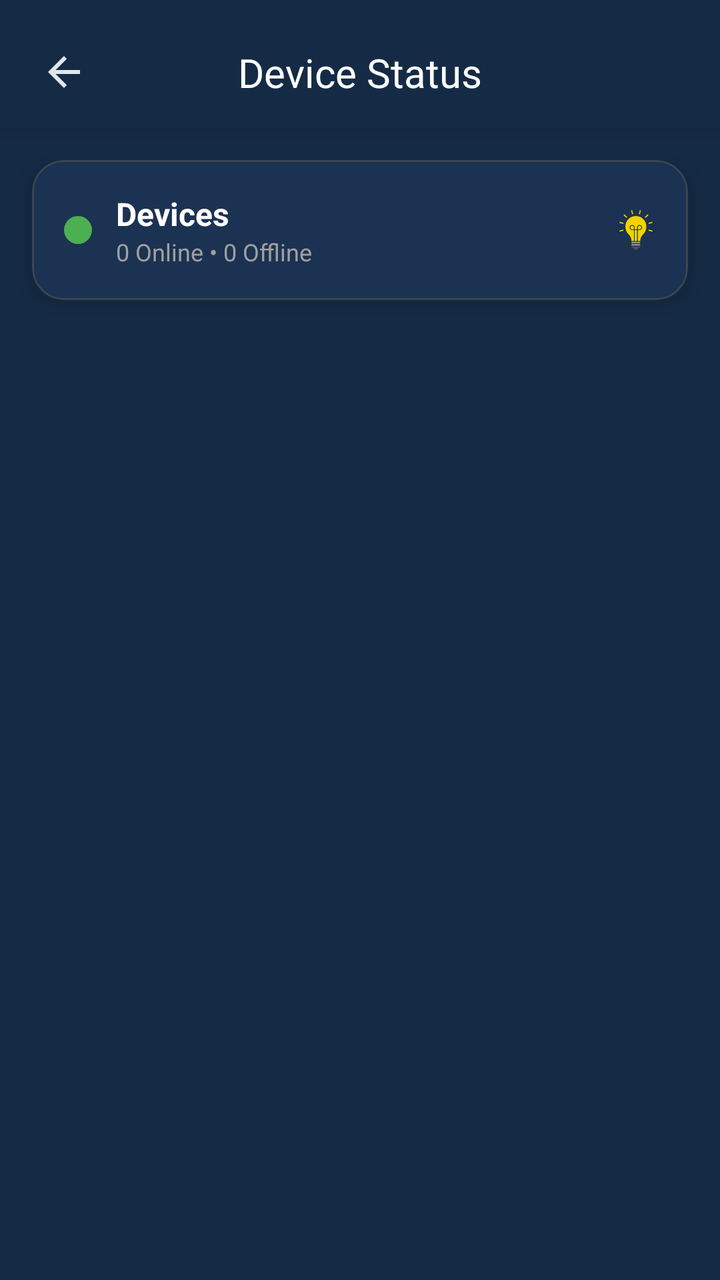
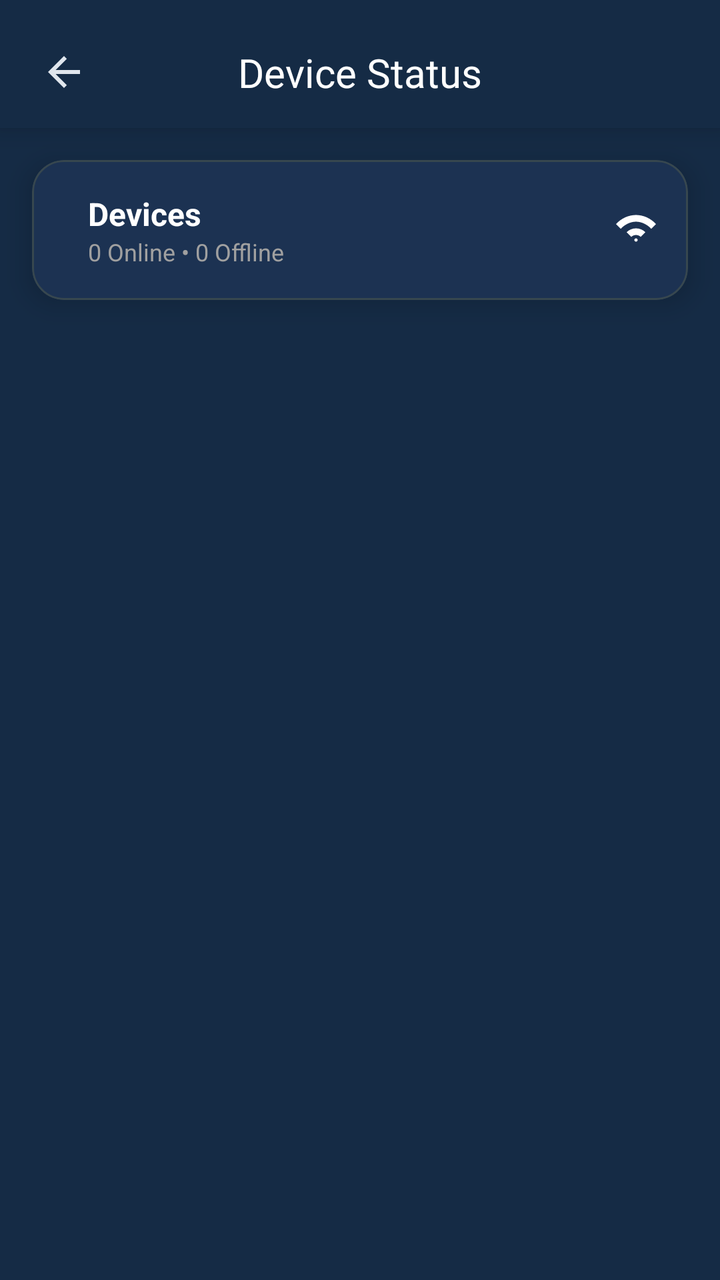

The first picture is an Android layout as it rendered before a commit; the second is the same layout after the commit. The layout source and the unified diff follow.
<!-- AndroidManifest.xml: application theme AppTheme -->
<!-- res/layout/fragment_device_status.xml -->
<?xml version="1.0" encoding="utf-8"?>
<androidx.constraintlayout.widget.ConstraintLayout
    xmlns:android="http://schemas.android.com/apk/res/android"
    xmlns:app="http://schemas.android.com/apk/res-auto"
    xmlns:tools="http://schemas.android.com/tools"

    android:layout_width="match_parent"
    android:layout_height="match_parent"
    android:background="@color/background_color"
    tools:context=".ui.tabs.settings.device.DeviceStatusFragment">

    
    <androidx.constraintlayout.widget.ConstraintLayout
        android:id="@+id/headerContainer"
        android:layout_width="match_parent"
        android:layout_height="wrap_content"
        android:paddingHorizontal="16dp"
        android:paddingTop="20dp"
        android:paddingBottom="12dp"
        android:background="@color/background_color"
        android:elevation="8dp"
        app:layout_constraintTop_toTopOf="parent">

        
        <ImageView
            android:id="@+id/btnBack"
            android:layout_width="32dp"
            android:layout_height="32dp"
            android:src="@drawable/ic_back"
            android:scaleType="center"
            app:tint="?attr/colorOnSurface"
            android:clickable="true"
            android:focusable="true"
            app:layout_constraintTop_toTopOf="parent"
            app:layout_constraintBottom_toBottomOf="parent"
            app:layout_constraintStart_toStartOf="parent"/>

        
        <TextView
            android:id="@+id/tvTitle"
            style="@style/TextAppearance.Aqua.EditProfileTitle"
            android:layout_width="wrap_content"
            android:layout_height="wrap_content"
            android:text="Device Status"
            app:layout_constraintTop_toTopOf="parent"
            app:layout_constraintBottom_toBottomOf="parent"
            app:layout_constraintStart_toStartOf="parent"
            app:layout_constraintEnd_toEndOf="parent"/>
    </androidx.constraintlayout.widget.ConstraintLayout>

    
    <com.google.android.material.card.MaterialCardView
        android:id="@+id/cardSummary"
        android:layout_width="0dp"
        android:layout_height="wrap_content"
        android:layout_marginStart="16dp"
        android:layout_marginTop="16dp"
        android:layout_marginEnd="16dp"
        style="@style/Widget.Aqua.CardStyles"
        app:layout_constraintTop_toBottomOf="@id/headerContainer"
        app:layout_constraintStart_toStartOf="parent"
        app:layout_constraintEnd_toEndOf="parent">

        <LinearLayout
            android:layout_width="match_parent"
            android:layout_height="wrap_content"
            android:orientation="horizontal"
            android:gravity="center_vertical"
            android:padding="16dp">

            
            <View
                android:id="@+id/viewSummaryDot"
                android:layout_width="14dp"
                android:layout_height="14dp"
                android:background="@drawable/bg_online_dot"/>

            <LinearLayout
                android:layout_width="0dp"
                android:layout_height="wrap_content"
                android:layout_weight="1"
                android:layout_marginStart="12dp"
                android:orientation="vertical">

                <TextView
                    android:id="@+id/tvOnlineSummary"
                    android:layout_width="wrap_content"
                    android:layout_height="wrap_content"
                    android:text="Devices"
                    android:textColor="@android:color/white"
                    android:textStyle="bold"
                    android:textSize="16sp"/>

                <TextView
                    android:id="@+id/tvOfflineSummary"
                    android:layout_width="wrap_content"
                    android:layout_height="wrap_content"
                    android:text="0 Online • 0 Offline"
                    android:textColor="@color/settings_text_secondary"
                    android:textSize="12sp"/>
            </LinearLayout>

            
            <ImageView
                android:id="@+id/ivDevicesIcon"
                android:layout_width="20dp"
                android:layout_height="20dp"
                android:src="@drawable/ic_devices"/>
        </LinearLayout>
    </com.google.android.material.card.MaterialCardView>

    
    <androidx.recyclerview.widget.RecyclerView
        android:id="@+id/rvDevices"
        android:layout_width="0dp"
        android:layout_height="0dp"
        android:layout_marginTop="11dp"
        android:paddingStart="16dp"
        android:paddingEnd="16dp"
        android:paddingBottom="16dp"
        android:clipToPadding="false"
        android:overScrollMode="never"
        tools:listitem="@layout/item_device_status"
        app:layout_constraintTop_toBottomOf="@id/cardSummary"
        app:layout_constraintBottom_toBottomOf="parent"
        app:layout_constraintStart_toStartOf="parent"
        app:layout_constraintEnd_toEndOf="parent"/>
</androidx.constraintlayout.widget.ConstraintLayout>
<!-- res/layout/item_device_status.xml (included above) -->
<?xml version="1.0" encoding="utf-8"?>
<com.google.android.material.card.MaterialCardView
    xmlns:android="http://schemas.android.com/apk/res/android"
    xmlns:app="http://schemas.android.com/apk/res-auto"

    android:id="@+id/cardDevice"

    android:layout_width="match_parent"
    android:layout_height="wrap_content"

    android:layout_marginBottom="12dp"

    
    app:cardCornerRadius="18dp"
    app:cardElevation="0dp"
    app:strokeColor="@color/card_stroke"
    app:strokeWidth="1dp">

    <LinearLayout
        android:layout_width="match_parent"
        android:layout_height="wrap_content"

        android:orientation="horizontal"

        android:gravity="center_vertical"

        android:padding="14dp">

        
        <ImageView
            android:id="@+id/ivDeviceIcon"

            android:layout_width="48dp"
            android:layout_height="48dp"

            android:src="@drawable/ic_device_aqua_ster"

            app:tint="@android:color/white" />

        
        <LinearLayout
            android:layout_width="0dp"
            android:layout_height="wrap_content"

            android:layout_weight="1"

            android:layout_marginStart="14dp"

            android:orientation="vertical">

            
            <TextView
                android:id="@+id/tvDeviceName"

                android:layout_width="wrap_content"
                android:layout_height="wrap_content"

                android:text="Living Room WRGB"

                android:textColor="@android:color/white"

                android:textSize="15sp"

                android:textStyle="bold" />

            
            <TextView
                android:id="@+id/tvIp"

                android:layout_width="wrap_content"
                android:layout_height="wrap_content"

                android:layout_marginTop="3dp"

                android:text="IP: 192.168.1.44"

                android:textColor="@color/settings_text_secondary"

                android:textSize="12sp" />

            
            <TextView
                android:id="@+id/tvSerial"

                android:layout_width="wrap_content"
                android:layout_height="wrap_content"

                android:layout_marginTop="2dp"

                android:text="Serial: AQ-8821"

                android:textColor="@color/settings_text_secondary"

                android:textSize="12sp" />

            
            <TextView
                android:id="@+id/tvFirmware"

                android:layout_width="wrap_content"
                android:layout_height="wrap_content"

                android:layout_marginTop="2dp"

                android:text="Firmware 1.0.8"

                android:textColor="@color/settings_text_secondary"

                android:textSize="12sp" />
        </LinearLayout>

        
        <LinearLayout
            android:layout_width="wrap_content"
            android:layout_height="wrap_content"

            android:orientation="horizontal"

            android:gravity="center_vertical">

            
            <View
                android:id="@+id/viewStatusDot"

                android:layout_width="8dp"
                android:layout_height="8dp"

                android:background="@drawable/bg_online_dot" />

            
            <TextView
                android:id="@+id/tvStatus"

                android:layout_width="wrap_content"
                android:layout_height="wrap_content"

                android:layout_marginStart="6dp"

                android:text="ONLINE"

                android:textColor="@android:color/white"

                android:textSize="11sp"

                android:textStyle="bold" />
        </LinearLayout>

    </LinearLayout>

</com.google.android.material.card.MaterialCardView>
<!-- resources referenced by this layout -->
<resources>
  <color name="background_color">#152B45</color>
  <color name="card_stroke">#3A4A5E</color>
  <color name="settings_text_secondary">#A0A0A0</color>
  <!-- drawable bg_online_dot (drawable) -->
  <?xml version="1.0" encoding="utf-8"?>
  <shape xmlns:android="http://schemas.android.com/apk/res/android"
      android:shape="oval">
  
      <size
          android:width="8dp"
          android:height="8dp" />
  
      <solid android:color="#4CAF50"/>
  
  </shape>
  <!-- drawable ic_back (drawable) -->
  <?xml version="1.0" encoding="utf-8"?>
  <vector xmlns:android="http://schemas.android.com/apk/res/android"
      android:width="24dp"
      android:height="24dp"
      android:viewportWidth="24"
      android:viewportHeight="24">
  
      <path
          android:fillColor="@android:color/white"
          android:pathData="M20,11H7.83L13.42,5.41L12,4l-8,8 8,8 1.41,-1.41L7.83,13H20v-2z" />
  </vector>
  <!-- drawable ic_devices: vector/xml drawable (drawable, 2544 chars, omitted) -->
  <style name="TextAppearance.Aqua.EditProfileTitle" parent="TextAppearance.Material3.TitleLarge">
      <item name="fontFamily">@font/inter_semibold</item>
      <item name="android:fontFamily">@font/inter_semibold</item>
      <item name="android:textColor">@android:color/white</item>
      <item name="android:textSize">20sp</item>
  </style>
  <style name="Widget.Aqua.CardStyles" parent="Widget.MaterialComponents.CardView">
      <item name="cardBackgroundColor">@color/settings_card_background</item>
      <item name="cardCornerRadius">16dp</item>
      <item name="cardElevation">8dp</item>
      <item name="cardUseCompatPadding">false</item>
  </style>
  <color name="settings_card_background">#1C3252</color>
  <color name="md_theme_light_primary">#2196F3</color>
  <color name="md_theme_light_onPrimary">#FFFFFF</color>
  <color name="md_theme_light_secondary">#4A6363</color>
  <color name="md_theme_light_onSecondary">#FFFFFF</color>
  <color name="md_theme_light_background">#152B45</color>
  <color name="md_theme_light_surface">#152B45</color>
  <color name="md_theme_light_onSurface">#E0E6ED</color>
  <color name="md_theme_light_surfaceVariant">#233042</color>
  <color name="md_theme_light_onSurfaceVariant">#5C6B75</color>
  <color name="md_theme_light_outline">#455A64</color>
  <color name="md_theme_light_outlineVariant">#37474F</color>
  <color name="md_theme_light_error">#D32F2F</color>
  <color name="md_theme_light_onError">#FFFFFF</color>
  <!-- unchanged entries left out for length: 2 -->
</resources>

<!-- the commit's change to res/layout/fragment_device_status.xml (unified diff, before → after) -->
@@ -69,12 +69,6 @@
             android:padding="16dp">
 
             
-            <View
-                android:id="@+id/viewSummaryDot"
-                android:layout_width="14dp"
-                android:layout_height="14dp"
-                android:background="@drawable/bg_online_dot"/>
-
             <LinearLayout
                 android:layout_width="0dp"
                 android:layout_height="wrap_content"
@@ -105,7 +99,7 @@
                 android:id="@+id/ivDevicesIcon"
                 android:layout_width="20dp"
                 android:layout_height="20dp"
-                android:src="@drawable/ic_devices"/>
+                android:src="@drawable/ic_wifi"/>
         </LinearLayout>
     </com.google.android.material.card.MaterialCardView>
 
@@ -114,7 +108,7 @@
         android:id="@+id/rvDevices"
         android:layout_width="0dp"
         android:layout_height="0dp"
-        android:layout_marginTop="11dp"
+        android:layout_marginTop="12dp"
         android:paddingStart="16dp"
         android:paddingEnd="16dp"
         android:paddingBottom="16dp"
<!-- resource entries referenced after the edit -->
@@ -27,7 +27,18 @@
           android:fillColor="@android:color/white"
           android:pathData="M20,11H7.83L13.42,5.41L12,4l-8,8 8,8 1.41,-1.41L7.83,13H20v-2z" />
   </vector>
-  <!-- drawable ic_devices: vector/xml drawable (drawable, 2544 chars, omitted) -->
+  <!-- drawable ic_wifi (drawable) -->
+  <vector xmlns:android="http://schemas.android.com/apk/res/android"
+      android:width="24dp"
+      android:height="24dp"
+      android:viewportWidth="24"
+      android:viewportHeight="24">
+  
+      
+      <path
+          android:fillColor="@android:color/white"
+          android:pathData="M12,3C7.41,3 3.07,5.07 0,8.44l2.83,2.83C4.78,9.18 8.22,7 12,7s7.22,2.18 9.17,4.27L24,8.44C20.93,5.07 16.59,3 12,3zM12,11c-2.21,0 -4.21,0.9 -5.66,2.34l2.83,2.83C9.79,15.47 10.86,15 12,15s2.21,0.47 2.83,1.17l2.83,-2.83C16.21,11.9 14.21,11 12,11zM12,17c-0.55,0 -1,0.45 -1,1s0.45,1 1,1 1,-0.45 1,-1 -0.45,-1 -1,-1z"/>
+  </vector>
   <style name="TextAppearance.Aqua.EditProfileTitle" parent="TextAppearance.Material3.TitleLarge">
       <item name="fontFamily">@font/inter_semibold</item>
       <item name="android:fontFamily">@font/inter_semibold</item>
